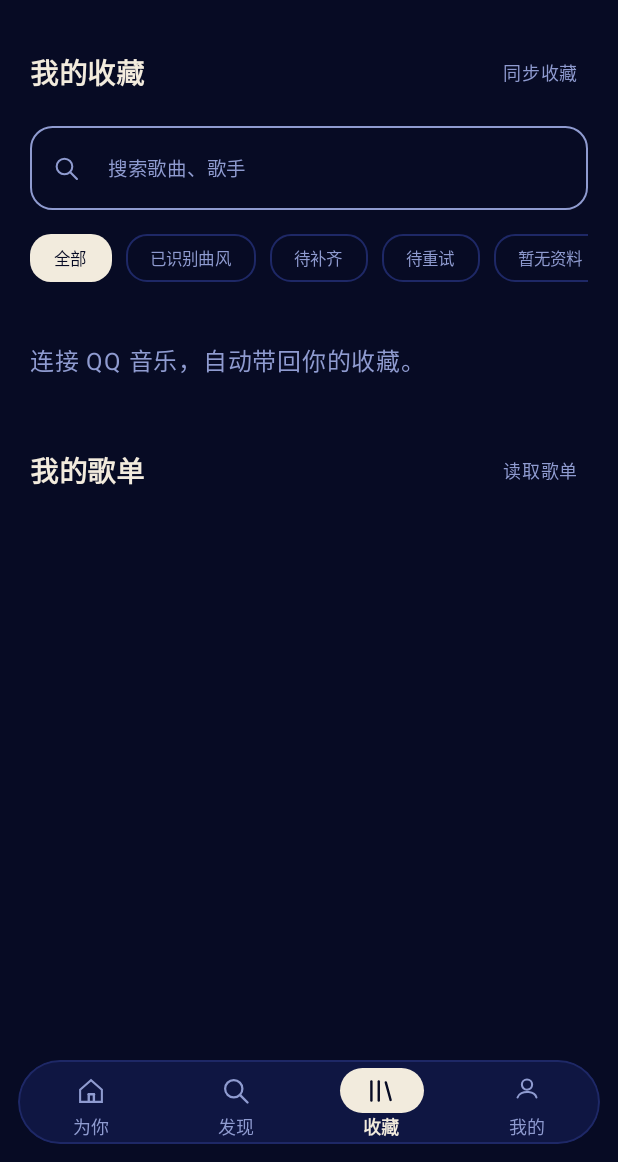
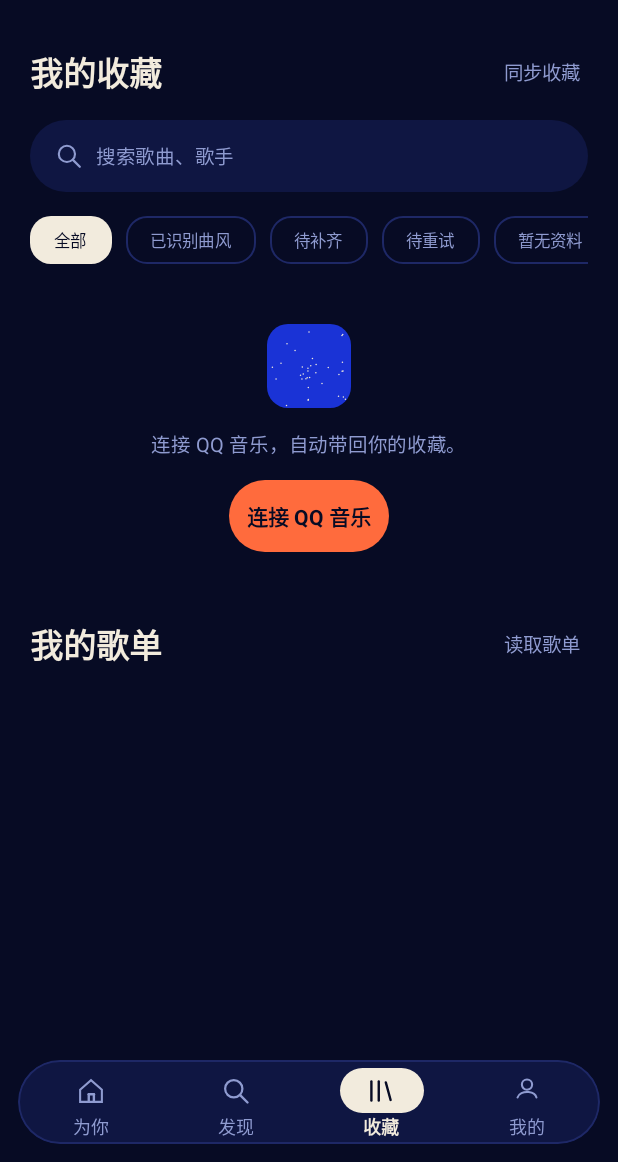
Before and after one commit to asuka520-web/Resonance-Android, an Android app built with Jetpack Compose: the composable ResonanceScreen shown on its own in the app's theme, item 3 of the bottom bar chosen, on a phone screen of 412 x 824 dp, the part 74-1236 px from its top. Run offline under Robolectric (Android 15) with nearby library versions, the phone set to English and light mode, and no system bars; pictures from the network do not load.

Commit message:
Migrate Collection and playlist presentation

```diff
--- a/app/src/main/java/com/resonance/app/ResonanceScreen.kt
+++ b/app/src/main/java/com/resonance/app/ResonanceScreen.kt
@@ -264,21 +264,6 @@ private fun TrackGenres(genre: CatalogueGenre?) {
             color = Muted, fontSize = TypeSize.caption, maxLines = 1, overflow = TextOverflow.Ellipsis)
     }
 }
-@Composable private fun LegacyTrackRow(song:QqCatalogueTrack, labels:Set<String>, onClick:()->Unit, current:Boolean=false, note:String="", genre:CatalogueGenre?=null,onDetails:(()->Unit)?=null) {
-    Row(Modifier.fillMaxWidth().clip(RoundedCornerShape(12.dp)).clickable(onClick=onClick).padding(vertical=8.dp),verticalAlignment=Alignment.CenterVertically) {
-        AlbumCover(song,Modifier.size(52.dp).clip(RoundedCornerShape(10.dp)))
-        Column(Modifier.weight(1f).padding(horizontal=13.dp),verticalArrangement=Arrangement.spacedBy(5.dp)) {
-            Text(song.name,maxLines=1,overflow=TextOverflow.Ellipsis,color=if(current)Accent else Cream,fontSize=15.sp,fontWeight=FontWeight.Medium)
-            Text(note.ifBlank {song.artist},maxLines=1,overflow=TextOverflow.Ellipsis,color=Muted,fontSize=12.sp)
-            if(labels.isEmpty()) Text(GenreLookupPolicy.description(genre),color=Muted,fontSize=10.sp)
-            else CompleteTagRow(labels)
-            if(genre?.descriptors?.isNotEmpty()==true)Text("曲库线索 · "+genre.descriptors.sorted().joinToString(" · "){descriptorName(it)},color=Muted,fontSize=10.sp,maxLines=1,overflow=TextOverflow.Ellipsis)
-        }
-        if(onDetails!=null)CircleAction(ResonanceGlyph.DETAILS,"${song.name}的歌曲详情",onDetails,size=32)
-        Glyph(if(current)ResonanceGlyph.WAVE else ResonanceGlyph.PLAY,Modifier.padding(start=12.dp,end=4.dp).size(21.dp),if(current)Accent else Muted)
-    }
-}
-
 @OptIn(ExperimentalMaterial3Api::class, ExperimentalLayoutApi::class)
 @Composable
 internal fun ResonanceScreen(library:LibraryState, player:PlayerStatus, onLogin:()->Unit, onSync:()->Unit,
@@ -377,6 +362,15 @@ internal fun ResonanceScreen(library:LibraryState, player:PlayerStatus, onLogin:
         val animate = motionEnabled && homeActive && logoVisible
         logo.update(if (player.playing && animate) 1f else 0f, Motion.LogoRest, Motion.settle, ticker, animate)
     }
+    val playlistSeeds = remember(library.accountScope) { mutableStateMapOf<String, String>() }
+    var requestedPlaylist by remember(library.accountScope) { mutableStateOf<QqCataloguePlaylist?>(null) }
+    LaunchedEffect(library.openedPlaylist?.id, library.playlistTracks) {
+        val playlistId = library.openedPlaylist?.id
+        val first = library.playlistTracks.firstOrNull()?.mid
+        if (playlistId != null && first != null) playlistSeeds[playlistId] = first
+    }
+    val collectionLoading by remember(pages[2]) { derivedStateOf { pages[2].partVisible("collection-loading") } }
+    val animateCollection = tab == 2 && controlsActive && collectionLoading
     val browserEntries = rememberDiscoveryEntries(library, discoverySearch, unheardOnly, discoveryGenre, tab == 1)
     val discoveryGenres = remember(library.discoveries, library.genres) {
         library.discoveries.flatMap { library.genres[it.mid]?.labels.orEmpty() }.distinct().sorted().chunked(4)
@@ -384,8 +378,8 @@ internal fun ResonanceScreen(library:LibraryState, player:PlayerStatus, onLogin:
     val discoveryLoading by remember(pages[1]) { derivedStateOf { pages[1].partVisible("discovery-loading") } }
     val animateDiscovery = tab == 1 && controlsActive && discoveryLoading
     RunResonanceFrames(ticker, motionEnabled && controlsActive,
-        player.playing && (current != null || animatePlate || homeActive && logoVisible) || animateDiscovery,
-        animatePlate || animateDiscovery)
+        player.playing && (current != null || animatePlate || homeActive && logoVisible) || animateDiscovery || animateCollection,
+        animatePlate || animateDiscovery || animateCollection)
     val hasPlateWork by remember(ticker) { derivedStateOf { ticker.hasSandWork() } }
     MonitorResonanceFrames(ticker, motionEnabled && animatePlate && (player.playing || hasPlateWork) && !ticker.reducedQuality)
     fun refreshBatch(mid: String, count: Int) {
@@ -538,18 +532,17 @@ internal fun ResonanceScreen(library:LibraryState, player:PlayerStatus, onLogin:
                             detailsButton = true) { TrackGenres(genre) }
                     }
                 } else if(page==2) {
-                    item {SectionTitle(library.openedPlaylist?.name ?: "我的收藏",
-                        if(library.openedPlaylist!=null)"返回收藏" else if(library.syncing)"同步中…" else "同步收藏",
-                        {if(library.openedPlaylist!=null) QqLibrary.closePlaylist() else onSync()})}
-                    item {OutlinedTextField(search,{search=it},modifier=Modifier.fillMaxWidth(),singleLine=true,placeholder={Text("搜索歌曲、歌手",fontSize=13.sp)},
-                        leadingIcon={Glyph(ResonanceGlyph.SEARCH,Modifier.size(19.dp),Muted)},shape=RoundedCornerShape(15.dp))}
+                    item {SectionHeader(library.openedPlaylist?.name ?: "我的收藏",
+                        {if(library.openedPlaylist!=null) QqLibrary.closePlaylist() else onSync()},
+                        if(library.openedPlaylist!=null)"返回收藏" else if(library.syncing)"同步中…" else "同步收藏")}
+                    item { SearchField(search, { search = it }, "搜索歌曲、歌手") }
                     if(library.openedPlaylist==null && connected) item {
                         val coverage=if(library.favorites.isEmpty())0 else library.taggedCount*100/library.favorites.size
                         Row(
-                            Modifier.fillMaxWidth().clip(RoundedCornerShape(14.dp)).background(Panel)
+                            Modifier.fillMaxWidth().heightIn(min = Space.touch)
                                 .clickable(role=Role.Button) {showCatalogueDetails=!showCatalogueDetails}
                                 .semantics {stateDescription=if(showCatalogueDetails)"已展开" else "已收起"}
-                                .padding(horizontal=14.dp,vertical=12.dp),
+                                .padding(vertical = Space.x3),
                             verticalAlignment=Alignment.CenterVertically
                         ) {
                             Column(Modifier.weight(1f),verticalArrangement=Arrangement.spacedBy(3.dp)) {
@@ -560,6 +553,7 @@ internal fun ResonanceScreen(library:LibraryState, player:PlayerStatus, onLogin:
                             Text(if(showCatalogueDetails)"收起" else "管理",color=Accent,fontSize=12.sp)
                         }
                     }
+                    if (library.openedPlaylist == null && connected) item { HorizontalDivider(color = SoftLine) }
                     if(library.openedPlaylist==null && connected && showCatalogueDetails) item {
                         Text("已有曲风 ${library.taggedCount} · 等待查询 ${library.statusCount(GenreLookupStatus.WAITING)}\n" +
                             "待重试 ${library.statusCount(GenreLookupStatus.RETRY)} · 暂无资料 ${library.statusCount(GenreLookupStatus.UNAVAILABLE)}",
@@ -594,13 +588,40 @@ internal fun ResonanceScreen(library:LibraryState, player:PlayerStatus, onLogin:
                             3 -> GenreLookupPolicy.status(library.genres[song.mid])==GenreLookupStatus.RETRY
                             else -> GenreLookupPolicy.status(library.genres[song.mid])==GenreLookupStatus.UNAVAILABLE
                         }}
-                    if(filtered.isEmpty()) item {Text(if(!connected)"连接 QQ 音乐，自动带回你的收藏。" else "暂无符合条件的歌曲。",color=Muted,modifier=Modifier.padding(vertical=24.dp))}
-                    items(filtered,key={it.mid}) {song ->LegacyTrackRow(song,library.genres[song.mid]?.labels.orEmpty(),{onPlay(song)},song.mid==player.mid,
-                        note=if(library.activeGenreMid==song.mid)"正在查询曲风…" else "",genre=library.genres[song.mid],onDetails={detailSong=song})}
-                    item {SectionTitle("我的歌单","读取歌单",onPlaylists)}
-                    items(library.playlists,key={it.id}) {list ->
-                        Row(Modifier.fillMaxWidth().clip(RoundedCornerShape(12.dp)).background(Panel).clickable {onPlaylist(list)}.padding(16.dp),verticalAlignment=Alignment.CenterVertically) {
-                            Glyph(ResonanceGlyph.LIBRARY,Modifier.size(24.dp),Accent);Text(list.name,fontSize=14.sp,modifier=Modifier.padding(start=14.dp))
+                    val playlistError = library.message.startsWith("歌单暂时未能读取") || library.message.startsWith("歌单内容暂时不可用")
+                    if (library.syncing && library.openedPlaylist == null) item(key = "collection-loading") {
+                        LoadingState(library.message, ticker, animateCollection)
+                    }
+                    if (playlistError) item {
+                        val retry = if (library.message.startsWith("歌单内容")) requestedPlaylist?.let { playlist -> { onPlaylist(playlist) } }
+                            else onPlaylists
+                        ErrorState("歌单", library.message, "重试", retry)
+                    }
+                    if (filtered.isEmpty() && !library.syncing && !playlistError) item {
+                        if (!connected) EmptyState("连接 QQ 音乐，自动带回你的收藏。", "连接 QQ 音乐", onLogin)
+                        else EmptyState("暂无符合条件的歌曲。", if (search.isNotBlank() || filter != 0) "全部" else "同步收藏", {
+                            if (search.isNotBlank() || filter != 0) { search = ""; filter = 0 } else onSync()
+                        })
+                    }
+                    items(filtered, key = { it.mid }) { song ->
+                        TrackRow(song, "", song.mid == player.mid, { onPlay(song) }, { detailSong = song },
+                            subtitle = if (library.activeGenreMid == song.mid) "正在查询曲风…" else "", detailsButton = true) {
+                            TrackGenres(library.genres[song.mid])
+                        }
+                    }
+                    item { SectionHeader("我的歌单", onPlaylists, "读取歌单") }
+                    items(library.playlists, key = { "playlist-${it.id}" }) { playlist ->
+                        val firstMid = playlistSeeds[playlist.id]
+                        Column {
+                            Row(Modifier.fillMaxWidth().heightIn(min = Space.touch)
+                                .clickable(role = Role.Button) { requestedPlaylist = playlist; onPlaylist(playlist) }
+                                .padding(vertical = Space.x2), verticalAlignment = Alignment.CenterVertically,
+                                horizontalArrangement = Arrangement.spacedBy(Space.x3)) {
+                                SandPlate(firstMid ?: "playlist:${playlist.id}", Modifier.size(Space.listCover))
+                                Text(playlist.name, fontSize = TypeSize.track, fontWeight = FontWeight.Bold,
+                                    modifier = Modifier.weight(1f))
+                            }
+                            HorizontalDivider(color = SoftLine)
                         }
                     }
                 } else {
```
